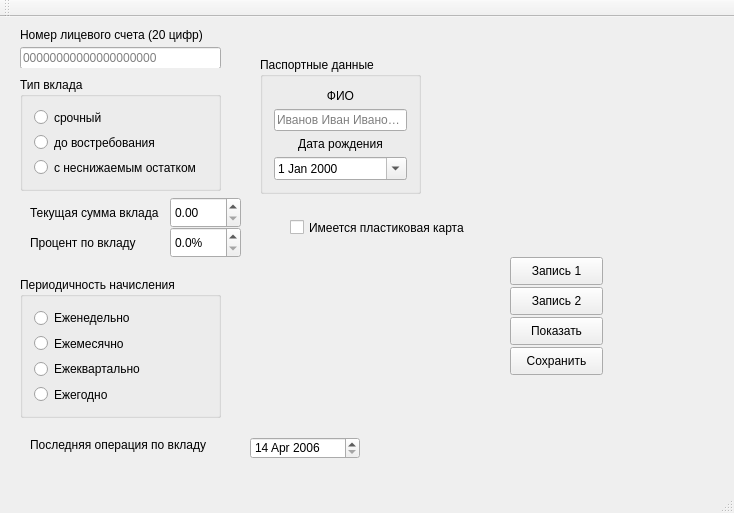
First picture: the form in mainwindow.ui, repository MrFireDeN/Bank-Depositors, before the edit.
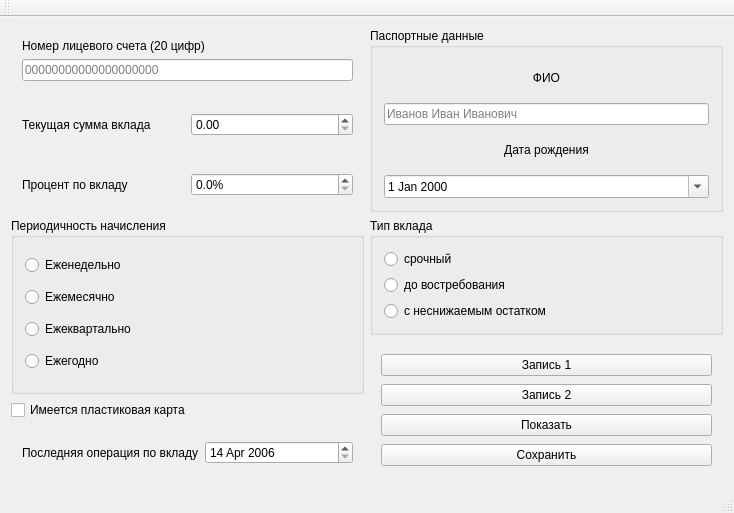
Second picture: the form after the edit.

What changed in the file:
```diff
--- a/mainwindow.ui
+++ b/mainwindow.ui
@@ -14,15 +14,108 @@
    <string>MainWindow</string>
   </property>
   <widget class="QWidget" name="centralWidget">
+   <layout class="QGridLayout" name="gridLayout">
+    <item row="2" column="0">
+     <widget class="QWidget" name="depositInterest" native="true">
+      <layout class="QHBoxLayout" name="horizontalLayout">
+       <item>
+        <widget class="QLabel" name="depositInterestText">
+         <property name="text">
+          <string>Процент по вкладу</string>
+         </property>
+        </widget>
+       </item>
+       <item>
+        <widget class="QDoubleSpinBox" name="depositInterestNumber">
+         <property name="prefix">
+          <string/>
+         </property>
+         <property name="suffix">
+          <string>%</string>
+         </property>
+         <property name="decimals">
+          <number>1</number>
+         </property>
+        </widget>
+       </item>
+      </layout>
+     </widget>
+    </item>
+    <item row="0" column="0">
+     <widget class="QWidget" name="accountNumber" native="true">
+      <layout class="QVBoxLayout" name="verticalLayout_5">
+       <item>
+        <widget class="QLabel" name="accountNumberText">
+         <property name="text">
+          <string>Номер лицевого счета (20 цифр)</string>
+         </property>
+        </widget>
+       </item>
+       <item>
+        <widget class="QLineEdit" name="accountNumberLine">
+         <property name="inputMask">
+          <string>99999999999999999999</string>
+         </property>
+         <property name="text">
+          <string/>
+         </property>
+         <property name="maxLength">
+          <number>20</number>
+         </property>
+         <property name="placeholderText">
+          <string>00000000000000000000</string>
+         </property>
+        </widget>
+       </item>
+      </layout>
+     </widget>
+    </item>
+    <item row="6" column="0">
+     <widget class="QWidget" name="lastDepositTransaction" native="true">
+      <layout class="QHBoxLayout" name="horizontalLayout_3">
+       <item>
+        <widget class="QLabel" name="lastDepositTransactionText">
+         <property name="text">
+          <string>Последняя операция по вкладу</string>
+         </property>
+        </widget>
+       </item>
+       <item>
+        <widget class="QDateEdit" name="lastDepositTransactionDate">
+         <property name="minimumDate">
+          <date>
+           <year>2006</year>
+           <month>4</month>
+           <day>14</day>
+          </date>
+         </property>
+        </widget>
+       </item>
+      </layout>
+     </widget>
+    </item>
+    <item row="1" column="0">
+     <widget class="QWidget" name="depositAmount" native="true">
+      <layout class="QHBoxLayout" name="horizontalLayout_2">
+       <item>
+        <widget class="QLabel" name="depositAmountText">
+         <property name="text">
+          <string>Текущая сумма вклада</string>
+         </property>
+        </widget>
+       </item>
+       <item>
+        <widget class="QDoubleSpinBox" name="depositAmountNumber">
+         <property name="maximum">
+          <double>100000000000000004764729344.000000000000000</double>
+         </property>
+        </widget>
+       </item>
+      </layout>
+     </widget>
+    </item>
+    <item row="3" column="1">
    <widget class="QGroupBox" name="depositType">
-    <property name="geometry">
-     <rect>
-      <x>20</x>
-      <y>60</y>
-      <width>201</width>
-      <height>114</height>
-     </rect>
-    </property>
     <property name="title">
      <string>Тип вклада</string>
     </property>
@@ -50,15 +143,9 @@
      </item>
     </layout>
    </widget>
+    </item>
+    <item row="0" column="1" rowspan="3">
    <widget class="QGroupBox" name="passportData">
-    <property name="geometry">
-     <rect>
-      <x>260</x>
-      <y>40</y>
-      <width>161</width>
-      <height>137</height>
-     </rect>
-    </property>
     <property name="title">
      <string>Паспортные данные</string>
     </property>
@@ -111,15 +198,9 @@
      </item>
     </layout>
    </widget>
+    </item>
+    <item row="3" column="0" rowspan="2">
    <widget class="QGroupBox" name="accrualFrequency">
-    <property name="geometry">
-     <rect>
-      <x>20</x>
-      <y>260</y>
-      <width>201</width>
-      <height>141</height>
-     </rect>
-    </property>
     <property name="title">
      <string>Периодичность начисления</string>
     </property>
@@ -154,231 +235,49 @@
      </item>
     </layout>
    </widget>
-   <widget class="QWidget" name="depositAmount" native="true">
-    <property name="geometry">
-     <rect>
-      <x>30</x>
-      <y>180</y>
-      <width>211</width>
-      <height>31</height>
-     </rect>
-    </property>
-    <widget class="QLabel" name="depositAmountText">
-     <property name="geometry">
-      <rect>
-       <x>0</x>
-       <y>0</y>
-       <width>131</width>
-       <height>31</height>
-      </rect>
-     </property>
-     <property name="text">
-      <string>Текущая сумма вклада</string>
-     </property>
-    </widget>
-    <widget class="QDoubleSpinBox" name="depositAmountNumber">
-     <property name="geometry">
-      <rect>
-       <x>140</x>
-       <y>0</y>
-       <width>71</width>
-       <height>31</height>
-      </rect>
-     </property>
-    </widget>
-   </widget>
-   <widget class="QWidget" name="depositInterest" native="true">
-    <property name="geometry">
-     <rect>
-      <x>30</x>
-      <y>210</y>
-      <width>211</width>
-      <height>31</height>
-     </rect>
-    </property>
-    <widget class="QDoubleSpinBox" name="depositInterestNumber">
-     <property name="geometry">
-      <rect>
-       <x>140</x>
-       <y>0</y>
-       <width>71</width>
-       <height>31</height>
-      </rect>
-     </property>
-     <property name="prefix">
-      <string/>
-     </property>
-     <property name="suffix">
-      <string>%</string>
-     </property>
-     <property name="decimals">
-      <number>1</number>
-     </property>
-    </widget>
-    <widget class="QLabel" name="depositInterestText">
-     <property name="geometry">
-      <rect>
-       <x>0</x>
-       <y>0</y>
-       <width>141</width>
-       <height>31</height>
-      </rect>
-     </property>
-     <property name="text">
-      <string>Процент по вкладу</string>
-     </property>
-    </widget>
-   </widget>
-   <widget class="QWidget" name="lastDepositTransaction" native="true">
-    <property name="geometry">
-     <rect>
-      <x>30</x>
-      <y>420</y>
-      <width>281</width>
-      <height>21</height>
-     </rect>
-    </property>
-    <widget class="QLabel" name="lastDepositTransactionText">
-     <property name="geometry">
-      <rect>
-       <x>0</x>
-       <y>0</y>
-       <width>211</width>
-       <height>16</height>
-      </rect>
-     </property>
-     <property name="text">
-      <string>Последняя операция по вкладу</string>
-     </property>
-    </widget>
-   </widget>
+    </item>
+    <item row="5" column="0">
    <widget class="QCheckBox" name="plasticCardAvailability">
-    <property name="geometry">
-     <rect>
-      <x>290</x>
-      <y>200</y>
-      <width>191</width>
-      <height>21</height>
-     </rect>
-    </property>
     <property name="text">
      <string>Имеется пластиковая карта</string>
     </property>
    </widget>
-   <widget class="QWidget" name="accountNumber" native="true">
-    <property name="geometry">
-     <rect>
-      <x>20</x>
-      <y>10</y>
-      <width>201</width>
-      <height>41</height>
-     </rect>
-    </property>
-    <widget class="QLabel" name="accountNumberText">
-     <property name="geometry">
-      <rect>
-       <x>0</x>
-       <y>0</y>
-       <width>201</width>
-       <height>16</height>
-      </rect>
-     </property>
-     <property name="text">
-      <string>Номер лицевого счета (20 цифр)</string>
-     </property>
-    </widget>
-    <widget class="QLineEdit" name="accountNumberLine">
-     <property name="geometry">
-      <rect>
-       <x>0</x>
-       <y>20</y>
-       <width>201</width>
-       <height>22</height>
-      </rect>
-     </property>
-     <property name="inputMask">
-      <string>99999999999999999999</string>
-     </property>
-     <property name="text">
-      <string/>
-     </property>
-     <property name="maxLength">
-      <number>20</number>
-     </property>
-     <property name="placeholderText">
-      <string>00000000000000000000</string>
-     </property>
-    </widget>
-   </widget>
-   <widget class="QDateEdit" name="lastDepositTransactionDate">
-    <property name="geometry">
-     <rect>
-      <x>250</x>
-      <y>420</y>
-      <width>110</width>
-      <height>22</height>
-     </rect>
-    </property>
-    <property name="minimumDate">
-     <date>
-      <year>2006</year>
-      <month>4</month>
-      <day>14</day>
-     </date>
-    </property>
-   </widget>
+    </item>
+    <item row="4" column="1" rowspan="3">
+     <widget class="QWidget" name="records" native="true">
+      <layout class="QVBoxLayout" name="verticalLayout_4">
+       <item>
    <widget class="QPushButton" name="buttonRecord1">
-    <property name="geometry">
-     <rect>
-      <x>510</x>
-      <y>240</y>
-      <width>93</width>
-      <height>28</height>
-     </rect>
-    </property>
     <property name="text">
      <string>Запись 1</string>
     </property>
    </widget>
+       </item>
+       <item>
    <widget class="QPushButton" name="buttonRecord2">
-    <property name="geometry">
-     <rect>
-      <x>510</x>
-      <y>270</y>
-      <width>93</width>
-      <height>28</height>
-     </rect>
-    </property>
     <property name="text">
      <string>Запись 2</string>
     </property>
    </widget>
+       </item>
+       <item>
    <widget class="QPushButton" name="buttonRecordShow">
-    <property name="geometry">
-     <rect>
-      <x>510</x>
-      <y>300</y>
-      <width>93</width>
-      <height>28</height>
-     </rect>
-    </property>
     <property name="text">
      <string>Показать</string>
     </property>
    </widget>
+       </item>
+       <item>
    <widget class="QPushButton" name="buttonRecordSave">
-    <property name="geometry">
-     <rect>
-      <x>510</x>
-      <y>330</y>
-      <width>93</width>
-      <height>28</height>
-     </rect>
-    </property>
     <property name="text">
      <string>Сохранить</string>
     </property>
    </widget>
+       </item>
+      </layout>
+     </widget>
+    </item>
+   </layout>
   </widget>
   <widget class="QMenuBar" name="menuBar">
    <property name="geometry">
```
Left out of the diff: 2 changed lines with no effect on the pictures. Lines whose indentation alone changed are shown as unchanged.
